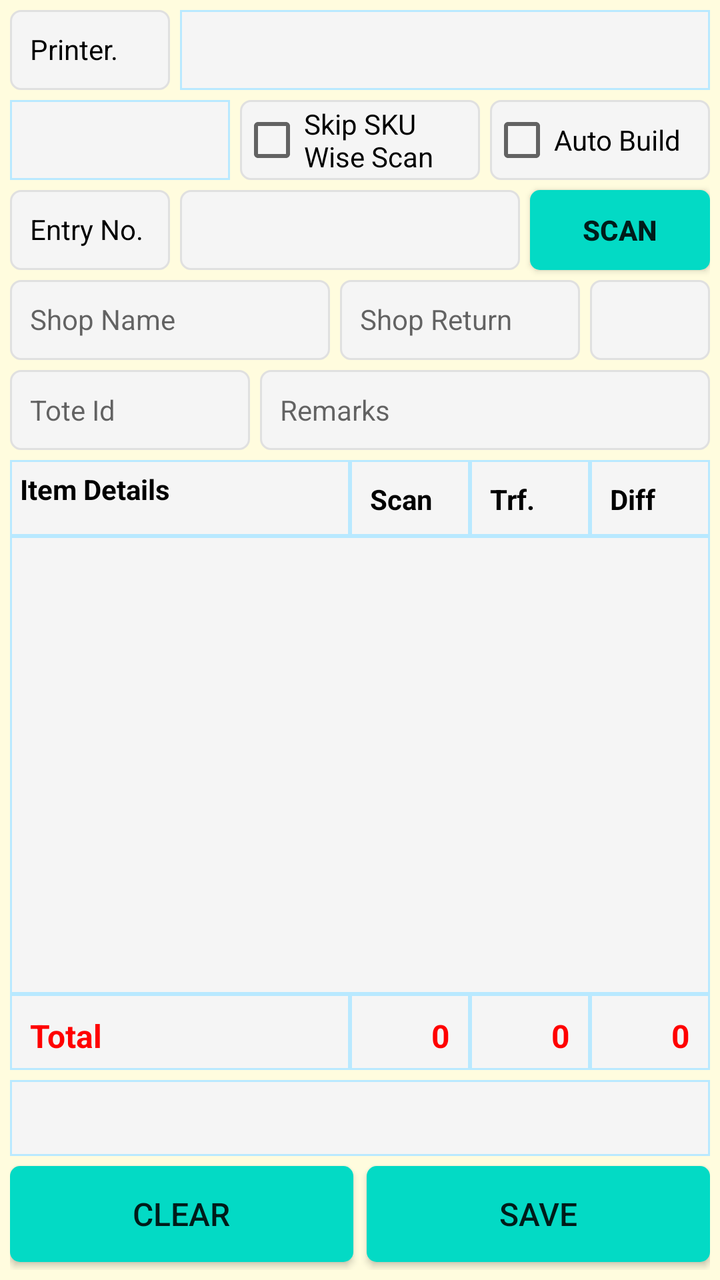
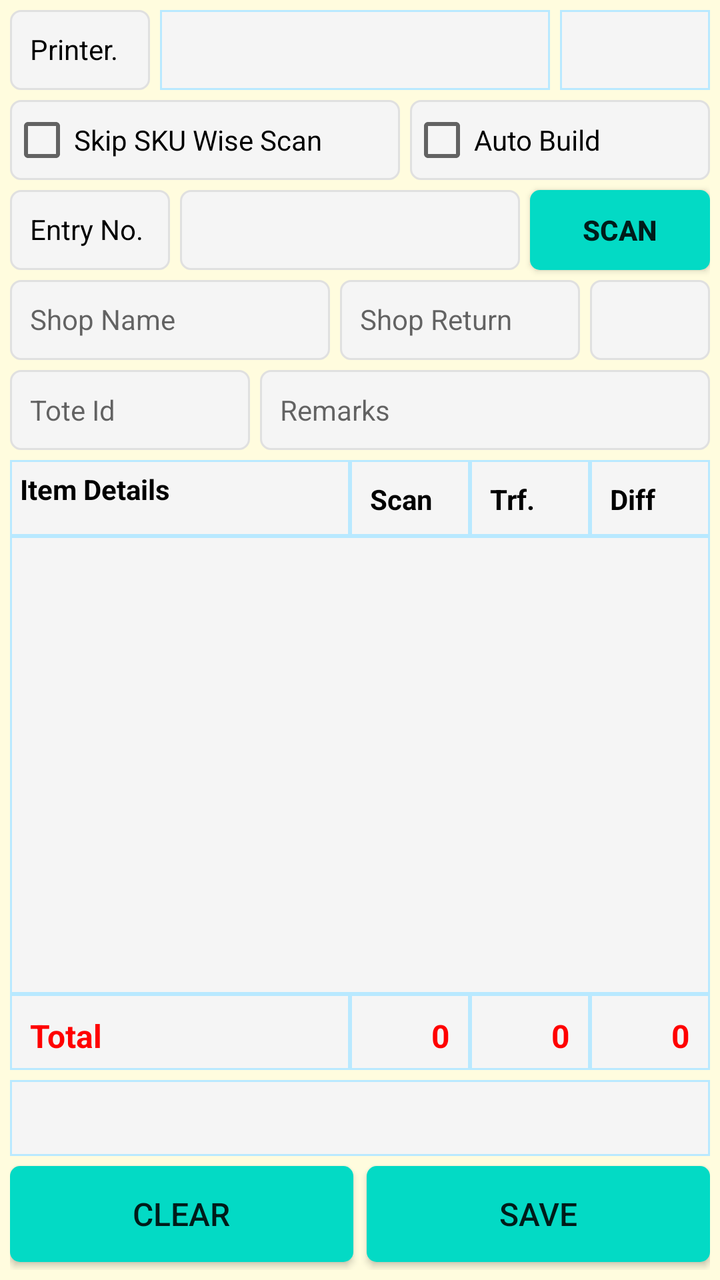

Before-and-after screenshots of an Android layout around one commit, followed by the original layout XML and the change that was made.
<!-- AndroidManifest.xml: application theme AppTheme -->
<!-- res/layout/fragment_receive_shop_returns.xml -->
<?xml version="1.0" encoding="utf-8"?>
<FrameLayout xmlns:android="http://schemas.android.com/apk/res/android"
    xmlns:app="http://schemas.android.com/apk/res-auto"
    xmlns:tools="http://schemas.android.com/tools"
    android:layout_width="match_parent"
    android:layout_height="match_parent"
    android:background="@color/backColor"
    tools:context=".ui.shopreturns.ReceiveShopReturnsFragment">

    <androidx.constraintlayout.widget.ConstraintLayout
        android:layout_width="match_parent"
        android:layout_height="match_parent"
        android:padding="5dp">

        <TextView
            android:id="@+id/TextView9"
            android:layout_width="80dp"
            android:layout_height="40dp"
            android:background="@drawable/et_custom"
            android:gravity="left"
            android:hint=""
            android:padding="10dp"
            android:text="Printer."
            android:textColor="@color/coloBlack"
            android:textSize="14sp"
            app:layout_constraintStart_toStartOf="parent"
            app:layout_constraintTop_toTopOf="parent" />

        <Spinner
            android:id="@+id/sp_shop_return_printer"
            android:layout_width="0dp"
            android:layout_height="40dp"
            android:layout_marginLeft="5dp"
            android:background="@drawable/et_custom_total"
            android:gravity="center"
            android:hint=""
            android:padding="8dp"
            android:textSize="14sp"
            app:layout_constraintEnd_toEndOf="parent"
            app:layout_constraintStart_toEndOf="@+id/TextView9"
            app:layout_constraintTop_toTopOf="@+id/TextView9"
            tools:ignore="SpeakableTextPresentCheck,TouchTargetSizeCheck" />

        <Spinner
            android:id="@+id/sp_shop_return_type"
            android:layout_width="110dp"
            android:layout_height="40dp"
            android:layout_marginTop="5dp"
            android:background="@drawable/et_custom_total"
            android:gravity="center"
            android:hint=""
            android:padding="8dp"
            android:textSize="14sp"
            app:layout_constraintStart_toStartOf="parent"
            app:layout_constraintTop_toBottomOf="@+id/TextView9"
            tools:ignore="SpeakableTextPresentCheck,TouchTargetSizeCheck" />

        <TextView
            android:id="@+id/TextView1"
            android:layout_width="80dp"
            android:layout_height="40dp"
            android:layout_marginTop="5dp"
            android:background="@drawable/et_custom"
            android:gravity="left"
            android:hint=""
            android:padding="10dp"
            android:text="Entry No."
            android:textColor="@color/coloBlack"
            android:textSize="14sp"
            app:layout_constraintStart_toStartOf="parent"
            app:layout_constraintTop_toBottomOf="@+id/ch_shop_return_itemwise_scan" />

        <EditText
            android:id="@+id/et_shop_return_entryno"
            android:layout_width="0dp"
            android:layout_height="40dp"
            android:layout_marginLeft="5dp"
            android:layout_marginRight="5dp"
            android:background="@drawable/et_custom"
            android:hint=""
            android:inputType="text"
            android:padding="10dp"
            android:textColor="@color/coloBlack"
            android:textSize="14sp"
            app:layout_constraintEnd_toStartOf="@+id/bt_shop_return_scan"
            app:layout_constraintHorizontal_bias="1.0"
            app:layout_constraintStart_toEndOf="@+id/TextView1"
            app:layout_constraintTop_toTopOf="@+id/TextView1"
            tools:ignore="SpeakableTextPresentCheck,TouchTargetSizeCheck" />

        <CheckBox
            android:id="@+id/ch_shop_return_itemwise_scan"
            android:layout_width="0dp"
            android:layout_height="40dp"
            android:layout_marginLeft="5dp"
            android:layout_marginRight="5dp"
            android:background="@drawable/et_custom"
            android:text="Skip SKU Wise Scan"
            app:layout_constraintEnd_toStartOf="@+id/ch_shop_return_itemwise_autobuild"
            app:layout_constraintStart_toEndOf="@+id/sp_shop_return_type"
            app:layout_constraintTop_toTopOf="@+id/sp_shop_return_type" />

        <CheckBox
            android:id="@+id/ch_shop_return_itemwise_autobuild"
            android:layout_width="110dp"
            android:layout_height="40dp"
            android:background="@drawable/et_custom"
            android:text="Auto Build"
            app:layout_constraintEnd_toEndOf="parent"
            app:layout_constraintTop_toTopOf="@+id/ch_shop_return_itemwise_scan" />

        <TextView
            android:id="@+id/tv_shop_return_auto_build_pallettype"
            android:layout_width="60dp"
            android:layout_height="40dp"
            android:background="@drawable/et_custom"
            android:gravity="center"
            android:hint=""
            android:padding="10dp"
            android:text=""
            android:textColor="@color/coloBlack"
            android:textSize="14sp"
            app:layout_constraintEnd_toEndOf="parent"
            app:layout_constraintTop_toTopOf="@+id/tv_shop_return_shopname" />

        <Button
            android:id="@+id/bt_shop_return_scan"
            android:layout_width="90dp"
            android:layout_height="40dp"
            android:background="@drawable/btn_custom1"
            android:text="SCAN"
            android:textAllCaps="false"
            android:textSize="14sp"
            android:textStyle="bold"
            app:layout_constraintEnd_toEndOf="parent"
            app:layout_constraintTop_toTopOf="@+id/TextView1"
            tools:ignore="TouchTargetSizeCheck" />

        <EditText
            android:id="@+id/et_shop_return_remarks"
            android:layout_width="0dp"
            android:layout_height="40dp"
            android:layout_marginTop="5dp"
            android:layout_marginLeft="5dp"
            android:background="@drawable/et_custom"
            android:inputType="text"
            android:padding="10dp"
            android:hint="Remarks"
            android:textColor="@color/coloBlack"
            android:textSize="14sp"
            app:layout_constraintEnd_toEndOf="parent"
            app:layout_constraintStart_toEndOf="@+id/et_shop_return_toteid"
            app:layout_constraintTop_toBottomOf="@+id/tv_shop_return_shopname" />

        <EditText
            android:id="@+id/et_shop_return_toteid"
            android:layout_width="120dp"
            android:layout_height="40dp"
            android:layout_marginTop="5dp"
            android:background="@drawable/et_custom"
            android:inputType="text"
            android:padding="10dp"
            android:hint="Tote Id"
            android:textColor="@color/coloBlack"
            android:textSize="14sp"
            app:layout_constraintStart_toStartOf="parent"
            app:layout_constraintTop_toBottomOf="@+id/tv_shop_return_shopname" />

        <TextView
            android:id="@+id/tv_shop_return_shopname"
            android:layout_width="160dp"
            android:layout_height="40dp"
            android:layout_marginTop="5dp"
            android:background="@drawable/et_custom"
            android:gravity="left"
            android:hint="Shop Name"
            android:padding="10dp"
            android:textColor="@color/coloBlack"
            android:textSize="14sp"
            app:layout_constraintStart_toStartOf="parent"
            app:layout_constraintTop_toBottomOf="@+id/TextView1" />

        <TextView
            android:id="@+id/tv_shop_return_category"
            android:layout_width="0dp"
            android:layout_height="40dp"
            android:layout_marginLeft="5dp"
            android:layout_marginRight="5dp"
            android:background="@drawable/et_custom"
            android:gravity="left"
            android:hint="Shop Return Category"
            android:padding="10dp"
            android:textColor="@color/coloBlack"
            android:textSize="14sp"
            app:layout_constraintEnd_toStartOf="@+id/tv_shop_return_auto_build_pallettype"
            app:layout_constraintStart_toEndOf="@+id/tv_shop_return_shopname"
            app:layout_constraintTop_toTopOf="@+id/tv_shop_return_shopname" />

        <TextView
            android:id="@+id/TextView7"
            android:layout_width="0dp"
            android:layout_height="38dp"
            android:layout_marginTop="5dp"
            android:background="@drawable/et_custom_total"
            android:gravity="left"
            android:hint=""
            android:padding="5dp"
            android:text="Item Details"
            android:textColor="@color/coloBlack"
            android:textSize="14sp"
            android:textStyle="bold"
            app:layout_constraintEnd_toStartOf="@+id/TextView4"
            app:layout_constraintStart_toStartOf="parent"
            app:layout_constraintTop_toBottomOf="@+id/et_shop_return_toteid" />

        <TextView
            android:id="@+id/TextView4"
            android:layout_width="60dp"
            android:layout_height="38dp"
            android:background="@drawable/et_custom_total"
            android:gravity="left"
            android:hint=""
            android:padding="10dp"
            android:text="Scan"
            android:textColor="@color/coloBlack"
            android:textSize="14sp"
            android:textStyle="bold"
            app:layout_constraintEnd_toStartOf="@+id/TextView5"
            app:layout_constraintTop_toTopOf="@+id/TextView7" />

        <TextView
            android:id="@+id/TextView5"
            android:layout_width="60dp"
            android:layout_height="38dp"
            android:background="@drawable/et_custom_total"
            android:gravity="left"
            android:hint=""
            android:padding="10dp"
            android:text="Trf."
            android:textColor="@color/coloBlack"
            android:textSize="14sp"
            android:textStyle="bold"
            app:layout_constraintEnd_toStartOf="@+id/TextView6"
            app:layout_constraintTop_toTopOf="@+id/TextView7" />

        <TextView
            android:id="@+id/TextView6"
            android:layout_width="60dp"
            android:layout_height="38dp"
            android:background="@drawable/et_custom_total"
            android:gravity="left"
            android:hint=""
            android:padding="10dp"
            android:text="Diff"
            android:textColor="@color/coloBlack"
            android:textSize="14sp"
            android:textStyle="bold"
            app:layout_constraintEnd_toEndOf="parent"
            app:layout_constraintTop_toTopOf="@+id/TextView7" />

        <ListView
            android:id="@+id/lv_shop_return_details"
            android:layout_width="0dp"
            android:layout_height="0dp"
            android:background="@drawable/et_custom_total"
            app:layout_constraintBottom_toTopOf="@+id/TextView11"
            app:layout_constraintEnd_toEndOf="parent"
            app:layout_constraintStart_toStartOf="parent"
            app:layout_constraintTop_toBottomOf="@+id/TextView7" />

        <TextView
            android:id="@+id/TextView11"
            android:layout_width="0dp"
            android:layout_height="38dp"
            android:layout_marginBottom="5dp"
            android:background="@drawable/et_custom_total"
            android:gravity="left"
            android:hint=""
            android:padding="10dp"
            android:text="Total"
            android:textColor="@color/coloRed"
            android:textSize="16sp"
            android:textStyle="bold"
            app:layout_constraintBottom_toTopOf="@+id/tv_shop_return_lastsave"
            app:layout_constraintEnd_toStartOf="@+id/tv_shop_return_scan_total"
            app:layout_constraintHorizontal_bias="1.0"
            app:layout_constraintStart_toStartOf="parent" />

        <TextView
            android:id="@+id/tv_shop_return_lastsave"
            android:layout_width="0dp"
            android:layout_height="38dp"
            android:layout_marginBottom="5dp"
            android:background="@drawable/et_custom_total"
            android:gravity="left"
            android:hint=""
            android:padding="10dp"
            android:text=""
            android:textColor="@color/coloRed"
            android:textSize="16sp"
            android:textStyle="bold"
            app:layout_constraintBottom_toTopOf="@+id/bt_shop_return_clear"
            app:layout_constraintEnd_toEndOf="parent"
            app:layout_constraintStart_toStartOf="parent" />

        <TextView
            android:id="@+id/tv_shop_return_scan_total"
            android:layout_width="60dp"
            android:layout_height="38dp"
            android:background="@drawable/et_custom_total"
            android:gravity="right"
            android:hint=""
            android:padding="10dp"
            android:text="0"
            android:textColor="@color/coloRed"
            android:textSize="16sp"
            android:textStyle="bold"
            app:layout_constraintEnd_toStartOf="@+id/tv_shop_return_trf_total"
            app:layout_constraintTop_toTopOf="@+id/TextView11" />

        <TextView
            android:id="@+id/tv_shop_return_trf_total"
            android:layout_width="60dp"
            android:layout_height="38dp"
            android:background="@drawable/et_custom_total"
            android:gravity="right"
            android:hint=""
            android:padding="10dp"
            android:text="0"
            android:textColor="@color/coloRed"
            android:textSize="16sp"
            android:textStyle="bold"
            app:layout_constraintEnd_toStartOf="@+id/tv_shop_return_diff_total"
            app:layout_constraintTop_toTopOf="@+id/TextView11" />

        <TextView
            android:id="@+id/tv_shop_return_diff_total"
            android:layout_width="60dp"
            android:layout_height="38dp"
            android:background="@drawable/et_custom_total"
            android:gravity="right"
            android:hint=""
            android:padding="10dp"
            android:text="0"
            android:textColor="@color/coloRed"
            android:textSize="16sp"
            android:textStyle="bold"
            app:layout_constraintEnd_toEndOf="parent"
            app:layout_constraintTop_toTopOf="@+id/TextView11" />

        <Button
            android:id="@+id/bt_shop_return_save"
            android:layout_width="0dp"
            android:layout_height="wrap_content"
            android:layout_marginBottom="4dp"
            android:background="@drawable/btn_custom1"
            android:text="SAVE"
            android:textAllCaps="false"
            android:textSize="16sp"
            app:layout_constraintBottom_toBottomOf="parent"
            app:layout_constraintEnd_toEndOf="parent"
            app:layout_constraintStart_toEndOf="@+id/textView2" />

        <Button
            android:id="@+id/bt_shop_return_clear"
            android:layout_width="0dp"
            android:layout_height="wrap_content"
            android:background="@drawable/btn_custom1"
            android:text="CLEAR"
            android:textAllCaps="false"
            android:textSize="16sp"
            app:layout_constraintBottom_toBottomOf="@+id/bt_shop_return_save"
            app:layout_constraintEnd_toStartOf="@+id/textView2"
            app:layout_constraintStart_toStartOf="parent" />

        <TextView
            android:id="@+id/textView2"
            android:layout_width="wrap_content"
            android:layout_height="wrap_content"
            android:layout_marginBottom="24dp"
            android:text="  "
            android:textColor="@color/colorAccent"
            app:layout_constraintBottom_toBottomOf="parent"
            app:layout_constraintEnd_toEndOf="parent"
            app:layout_constraintStart_toStartOf="parent" />

    </androidx.constraintlayout.widget.ConstraintLayout>

</FrameLayout>
<!-- resources referenced by this layout -->
<resources>
  <color name="backColor">#FFFCDE</color>
  <color name="coloBlack">#000000</color>
  <color name="coloRed">#ff0000</color>
  <color name="colorAccent">#000000</color>
  <!-- drawable btn_custom1 (drawable) -->
  <?xml version="1.0" encoding="utf-8"?>
  <shape xmlns:android="http://schemas.android.com/apk/res/android"
      android:padding="10dp"
      android:shape="rectangle" >
  
      <solid android:color="@color/colorBtn" />
  
      <corners
          android:bottomLeftRadius="5dp"
          android:bottomRightRadius="5dp"
          android:topLeftRadius="5dp"
          android:topRightRadius="5dp" />
  
  </shape>
  <!-- drawable et_custom (drawable) -->
  <?xml version="1.0" encoding="utf-8"?>
  <shape xmlns:android="http://schemas.android.com/apk/res/android"
      android:padding="10dp"
      android:shape="rectangle" >
  
      <solid android:color="#f5f5f5" />
  
      <stroke
          android:width="1dp"
          android:color="#e0e0e0" />
  
      <corners
          android:bottomLeftRadius="5dp"
          android:bottomRightRadius="5dp"
          android:topLeftRadius="5dp"
          android:topRightRadius="5dp" />
  
  </shape>
  <!-- drawable et_custom_total (drawable) -->
  <?xml version="1.0" encoding="utf-8"?>
  <shape xmlns:android="http://schemas.android.com/apk/res/android"
      android:padding="10dp"
      android:shape="rectangle" >
  
      <solid android:color="#f5f5f5" />
  
      <stroke
          android:width="1dp"
          android:color="#B9E9FF" />
  
      <corners
          android:bottomLeftRadius="0dp"
          android:bottomRightRadius="0dp"
          android:topLeftRadius="0dp"
          android:topRightRadius="0dp" />
  
  </shape>
  <style name="AppTheme" parent="Theme.AppCompat.Light.NoActionBar">
          
          <item name="colorPrimary">@color/colorPrimary</item>
          <item name="colorPrimaryDark">@color/colorPrimaryDark</item>
          <item name="colorAccent">@color/colorAccent</item>
      </style>
  <color name="colorBtn">#03DAC5</color>
  <color name="colorPrimary">#ffb200</color>
  <color name="colorPrimaryDark">#ffb200</color>
</resources>

<!-- the commit's change to res/layout/fragment_receive_shop_returns.xml (unified diff, before → after) -->
@@ -14,7 +14,7 @@
 
         <TextView
             android:id="@+id/TextView9"
-            android:layout_width="80dp"
+            android:layout_width="70dp"
             android:layout_height="40dp"
             android:background="@drawable/et_custom"
             android:gravity="left"
@@ -30,30 +30,29 @@
             android:id="@+id/sp_shop_return_printer"
             android:layout_width="0dp"
             android:layout_height="40dp"
+            android:layout_marginRight="5dp"
             android:layout_marginLeft="5dp"
             android:background="@drawable/et_custom_total"
             android:gravity="center"
             android:hint=""
             android:padding="8dp"
             android:textSize="14sp"
-            app:layout_constraintEnd_toEndOf="parent"
+            app:layout_constraintEnd_toStartOf="@+id/sp_shop_return_printer_copies"
             app:layout_constraintStart_toEndOf="@+id/TextView9"
             app:layout_constraintTop_toTopOf="@+id/TextView9"
             tools:ignore="SpeakableTextPresentCheck,TouchTargetSizeCheck" />
 
         <Spinner
-            android:id="@+id/sp_shop_return_type"
-            android:layout_width="110dp"
-            android:layout_height="40dp"
-            android:layout_marginTop="5dp"
+            android:id="@+id/sp_shop_return_printer_copies"
+            android:layout_width="75dp"
+            android:layout_height="40dp"
             android:background="@drawable/et_custom_total"
             android:gravity="center"
             android:hint=""
             android:padding="8dp"
             android:textSize="14sp"
-            app:layout_constraintStart_toStartOf="parent"
-            app:layout_constraintTop_toBottomOf="@+id/TextView9"
-            tools:ignore="SpeakableTextPresentCheck,TouchTargetSizeCheck" />
+            app:layout_constraintEnd_toEndOf="parent"
+            app:layout_constraintTop_toTopOf="@+id/TextView9" />
 
         <TextView
             android:id="@+id/TextView1"
@@ -92,17 +91,17 @@
             android:id="@+id/ch_shop_return_itemwise_scan"
             android:layout_width="0dp"
             android:layout_height="40dp"
-            android:layout_marginLeft="5dp"
+            android:layout_marginTop="5dp"
             android:layout_marginRight="5dp"
             android:background="@drawable/et_custom"
             android:text="Skip SKU Wise Scan"
             app:layout_constraintEnd_toStartOf="@+id/ch_shop_return_itemwise_autobuild"
-            app:layout_constraintStart_toEndOf="@+id/sp_shop_return_type"
-            app:layout_constraintTop_toTopOf="@+id/sp_shop_return_type" />
+            app:layout_constraintStart_toStartOf="parent"
+            app:layout_constraintTop_toBottomOf="@+id/TextView9" />
 
         <CheckBox
             android:id="@+id/ch_shop_return_itemwise_autobuild"
-            android:layout_width="110dp"
+            android:layout_width="150dp"
             android:layout_height="40dp"
             android:background="@drawable/et_custom"
             android:text="Auto Build"
@@ -133,7 +132,7 @@
             android:textSize="14sp"
             android:textStyle="bold"
             app:layout_constraintEnd_toEndOf="parent"
-            app:layout_constraintTop_toTopOf="@+id/TextView1"
+            app:layout_constraintTop_toTopOf="@+id/et_shop_return_entryno"
             tools:ignore="TouchTargetSizeCheck" />
 
         <EditText
@@ -178,7 +177,7 @@
             android:textColor="@color/coloBlack"
             android:textSize="14sp"
             app:layout_constraintStart_toStartOf="parent"
-            app:layout_constraintTop_toBottomOf="@+id/TextView1" />
+            app:layout_constraintTop_toBottomOf="@+id/et_shop_return_entryno" />
 
         <TextView
             android:id="@+id/tv_shop_return_category"
